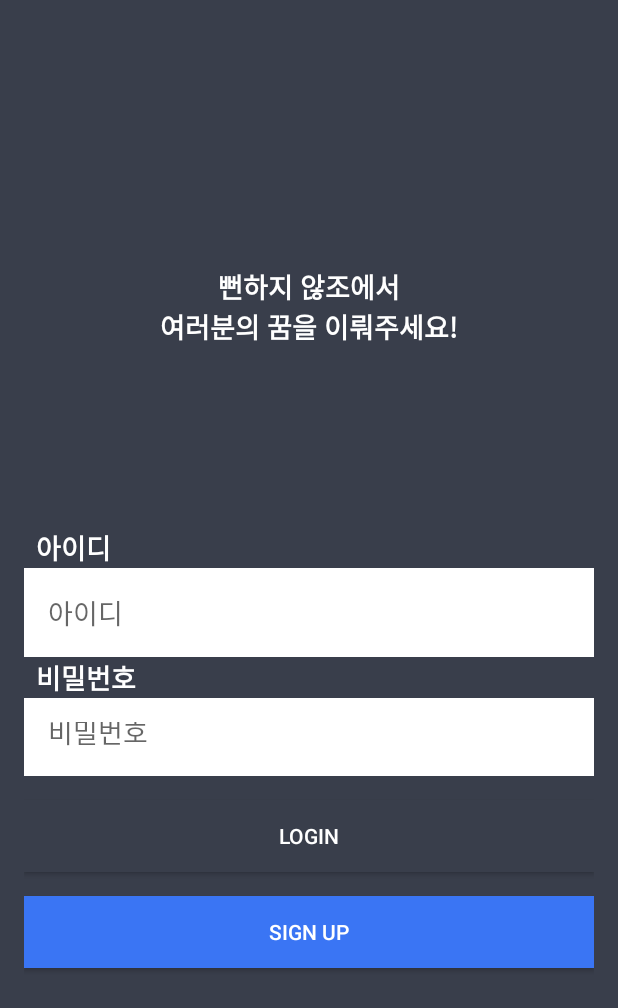
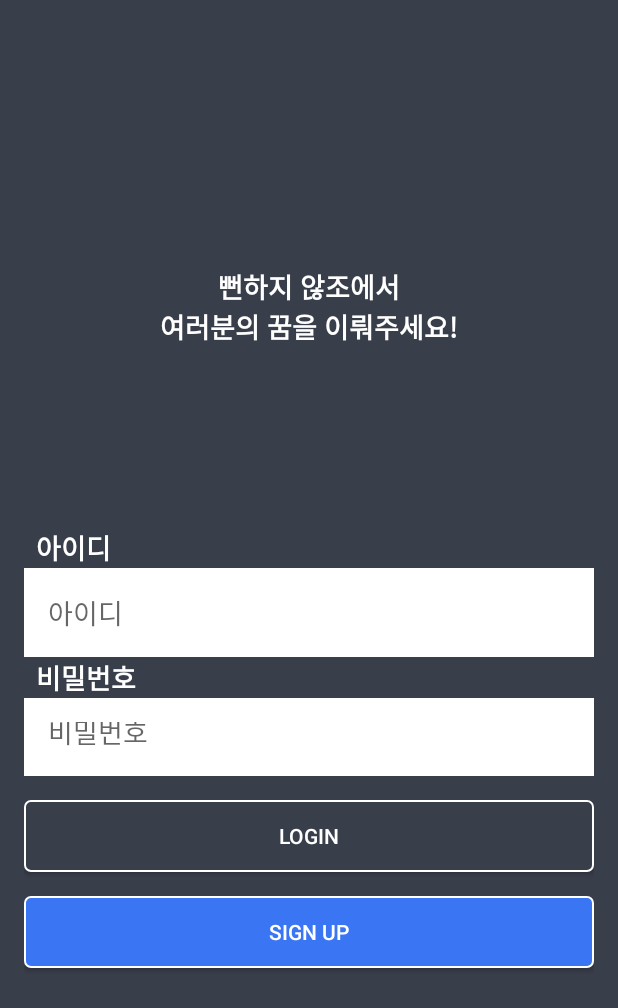
Before and after one commit to VonLyus/notFedUp, an Android app: the screen it shows after launch (SignInPageActivity), on a phone screen of 412 x 824 dp. Shown: the top 1008 px of the screen. Run offline under Robolectric (Android 15) with nearby library versions, the phone set to English and light mode, and no system bars.

Commit message:
[DESIGN] : 🎨 Button 테두리 완성

```diff
--- a/app/src/main/res/drawable/rectangular_button_background.xml
+++ b/app/src/main/res/drawable/rectangular_button_background.xml
@@ -1,5 +1,16 @@
-<?xml version="1.0" encoding="utf-8"?>
-<shape xmlns:android="http://schemas.android.com/apk/res/android">
-    <solid android:color="#FFFFFF" /> <!-- 배경 색상 설정 -->
-    <corners android:radius="4dp" /> <!-- 모서리 둥글기 설정 -->
-</shape>
+<selector xmlns:android="http://schemas.android.com/apk/res/android">
+    <item android:state_pressed="true">
+        <shape>
+            <solid android:color="#3A75F4" />
+            <stroke android:color="#FFFFFF" android:width="1dp" />
+            <corners android:radius="4dp" />
+        </shape>
+    </item>
+    <item>
+        <shape>
+            <solid android:color="#3A75F4" />
+            <stroke android:color="#FFFFFF" android:width="1dp" />
+            <corners android:radius="4dp" />
+        </shape>
+    </item>
+</selector>
--- a/app/src/main/res/layout/activity_sign_in.xml
+++ b/app/src/main/res/layout/activity_sign_in.xml
@@ -64,7 +64,7 @@
         android:text="LOGIN"
         android:textColor="#FFFFFF"
         android:layout_marginTop="16dp"
-        android:background="#393E4B" />
+        android:background="@drawable/button_background" />
 
     <Button
         android:id="@+id/buttonSignUp"
@@ -73,6 +73,6 @@
         android:text="SIGN UP"
         android:textColor="#FFFFFF"
         android:layout_marginTop="16dp"
-        android:background="#3A75F4" />
+        android:background="@drawable/rectangular_button_background" />
 
 </LinearLayout>
--- a/app/src/main/res/layout/activity_sign_in_page.xml
+++ b/app/src/main/res/layout/activity_sign_in_page.xml
@@ -64,7 +64,7 @@
         android:text="LOGIN"
         android:textColor="#FFFFFF"
         android:layout_marginTop="16dp"
-        android:background="#393E4B" />
+        android:background="@drawable/button_background" />
 
     <Button
         android:id="@+id/buttonSignUp"
@@ -73,6 +73,6 @@
         android:text="SIGN UP"
         android:textColor="#FFFFFF"
         android:layout_marginTop="16dp"
-        android:background="#3A75F4" />
+        android:background="@drawable/rectangular_button_background" />
 
 </LinearLayout>
--- a/app/src/main/res/values/colors.xml
+++ b/app/src/main/res/values/colors.xml
@@ -4,6 +4,6 @@
     <color name="white">#FFFFFFFF</color>
     <color name="weightGray">#D9D9D9</color>
     <color name="lightGray">#D9D9D9</color>
-    <color name="button_signup_color">#3A75F4</color>
+    <color name="blue">#3A75F4</color>
     <color name="writePageButton">#3A75F4</color>
 </resources>
```
Also changed, not shown: app/src/main/java/bootcamp/sparta/notlame/detailPage/DetailPage.kt (line endings or trailing spaces), app/src/main/res/layout/sign_up_layout.xml (line endings or trailing spaces).
